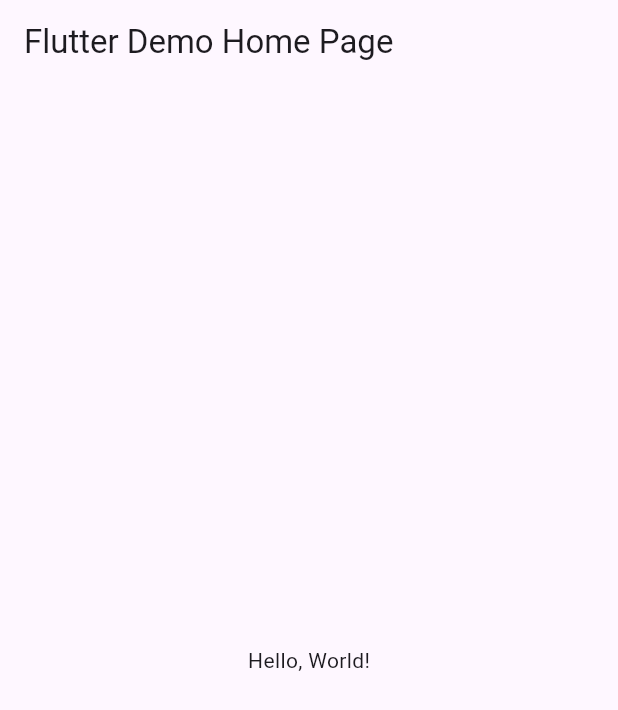
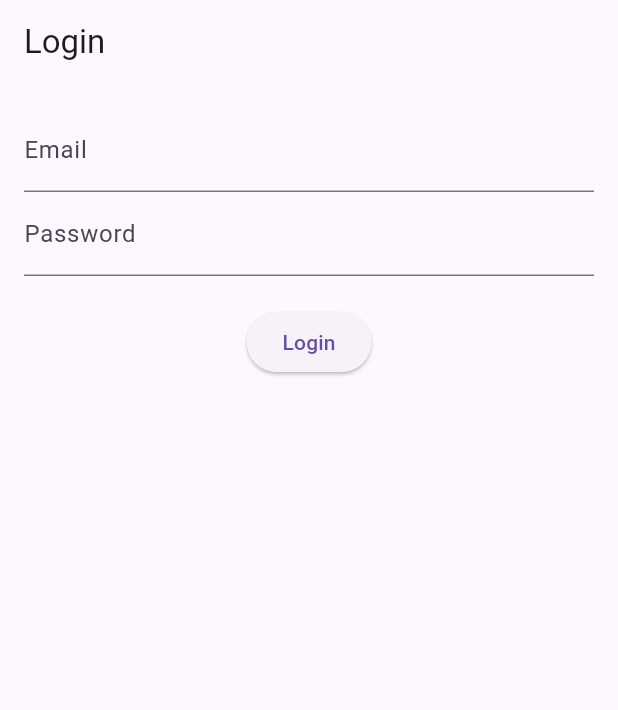
Before and after one commit to AbdelrahmanWaelH/FlutterRestaurantApp, a Flutter app: the screen it shows after launch, on a phone screen of 412 x 824 dp. Shown: the top 710 px of the screen. Run offline on Flutter 3.47's test engine with Material 3 defaults, Android fonts, the phone set to English and light mode, and no system bars.

Commit message:
prototype all 4 pages

```diff
--- a/lib/main.dart
+++ b/lib/main.dart
@@ -1,43 +1,17 @@
 import 'package:flutter/material.dart';
+import 'screens/login_screen.dart';
 
-void main() => runApp(MyApp());
+void main() {
+  runApp(MyApp());
+}
 
 class MyApp extends StatelessWidget {
-  const MyApp({super.key});
-  // This widget is the root of your application.
   @override
   Widget build(BuildContext context) {
     return MaterialApp(
-      // Application name
-      title: 'Flutter Hello World',
-      // Application theme data, you can set the colors for the application as
-      // you want
-      theme: ThemeData(
-        // useMaterial3: false,
-        primarySwatch: Colors.blue,
-      ),
-      // A widget which will be started on application startup
-      home: MyHomePage(title: 'Flutter Demo Home Page'),
+      title: 'Dining App',
+      debugShowCheckedModeBanner: false,
+      home: LoginScreen(),
     );
   }
 }
-
-class MyHomePage extends StatelessWidget {
-  final String title;
-  const MyHomePage({super.key, required this.title});
-
-  @override
-  Widget build(BuildContext context) {
-    return Scaffold(
-      appBar: AppBar(
-        // The title text which will be shown on the action bar
-        title: Text(title),
-      ),
-      body: Center(
-        child: Text(
-          'Hello, World!',
-        ),
-      ),
-    );
-  }
-}
--- /dev/null
+++ b/lib/screens/login_screen.dart
@@ -0,0 +1,98 @@
+import 'package:flutter/material.dart';
+import 'restaurant_list_screen.dart';
+
+class LoginScreen extends StatefulWidget {
+  @override
+  _LoginScreenState createState() => _LoginScreenState();
+}
+
+class _LoginScreenState extends State<LoginScreen> {
+  final _formKey = GlobalKey<FormState>();
+  final _emailController = TextEditingController();
+  final _passwordController = TextEditingController();
+
+  String? _errorText;
+
+  // Mock login
+  void _login() {
+    final email = _emailController.text.trim();
+    final password = _passwordController.text;
+
+    if (_formKey.currentState!.validate()) {
+      if (email == "user@example.com" && password == "password123") {
+        Navigator.push(
+          context,
+          MaterialPageRoute(builder: (context) => RestaurantListScreen()),
+        );
+      } else {
+        setState(() {
+          _errorText = "Invalid email or password";
+        });
+      }
+    }
+  }
+
+  @override
+  Widget build(BuildContext context) {
+    return Scaffold(
+      appBar: AppBar(title: Text("Login")),
+      body: Padding(
+        padding: const EdgeInsets.all(16.0),
+        child: Form(
+          key: _formKey,
+          child: Column(
+            children: [
+              if (_errorText != null)
+                Text(
+                  _errorText!,
+                  style: TextStyle(color: Colors.red),
+                ),
+              TextFormField(
+                controller: _emailController,
+                decoration: InputDecoration(labelText: "Email"),
+                validator: (value) {
+                  if (value == null || value.isEmpty) {
+                    return "Email is required";
+                  }
+                  final regex = RegExp(r'^[^@]+@[^@]+\.[^@]+');
+                  if (!regex.hasMatch(value)) {
+                    return "Enter a valid email";
+                  }
+                  return null;
+                },
+              ),
+              TextFormField(
+                controller: _passwordController,
+                decoration: InputDecoration(labelText: "Password"),
+                obscureText: true,
+                validator: (value) => value == null || value.isEmpty
+                    ? "Password is required"
+                    : null,
+              ),
+              SizedBox(height: 20),
+              ElevatedButton(
+                onPressed: _login,
+                child: Text("Login"),
+              )
+            ],
+          ),
+        ),
+      ),
+    );
+  }
+}
+
+// Placeholder next screen
+class PlaceholderScreen extends StatelessWidget {
+  @override
+  Widget build(BuildContext context) {
+    return Scaffold(
+      appBar: AppBar(
+        title: Text("Restaurants List (Placeholder)"),
+      ),
+      body: Center(
+        child: Text("Welcome to the dining app!"),
+      ),
+    );
+  }
+}
```
Also changed, not shown: lib/screens/product_details_screen.dart (added, +55 -0 lines), lib/screens/restaurant_list_screen.dart (added, +90 -0 lines), lib/screens/restaurant_products_screen.dart (added, +117 -0 lines).
